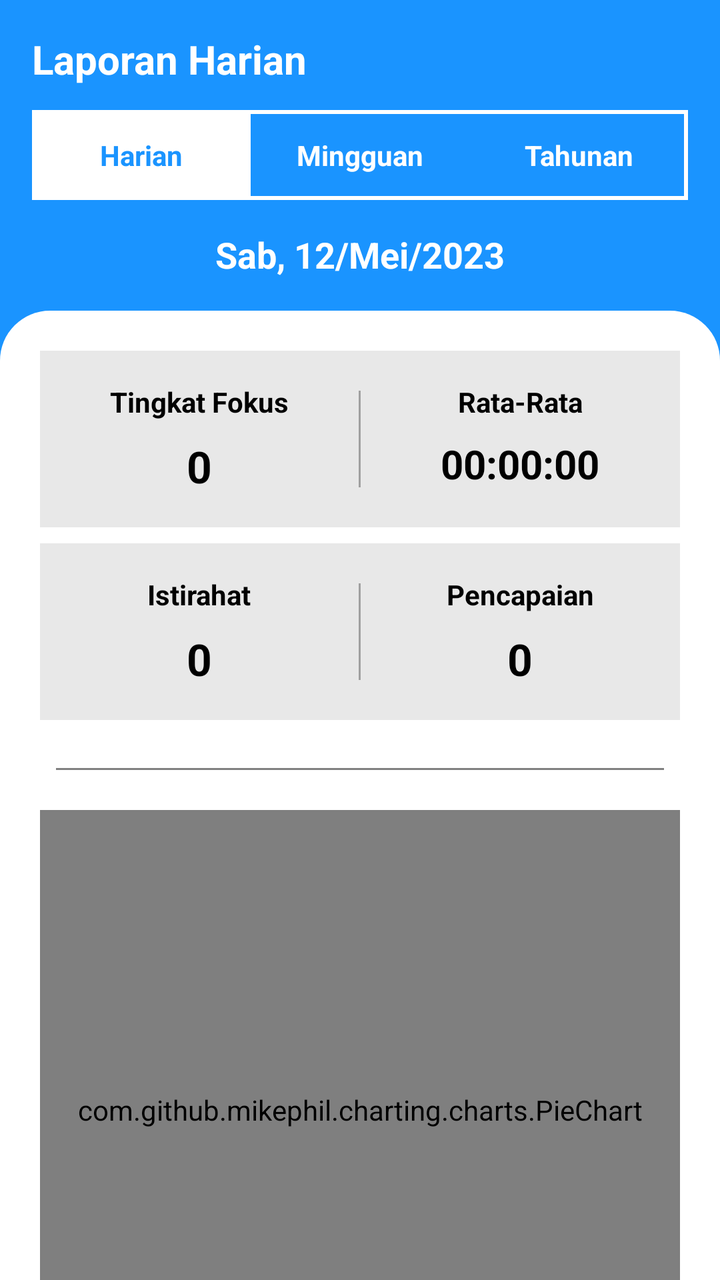
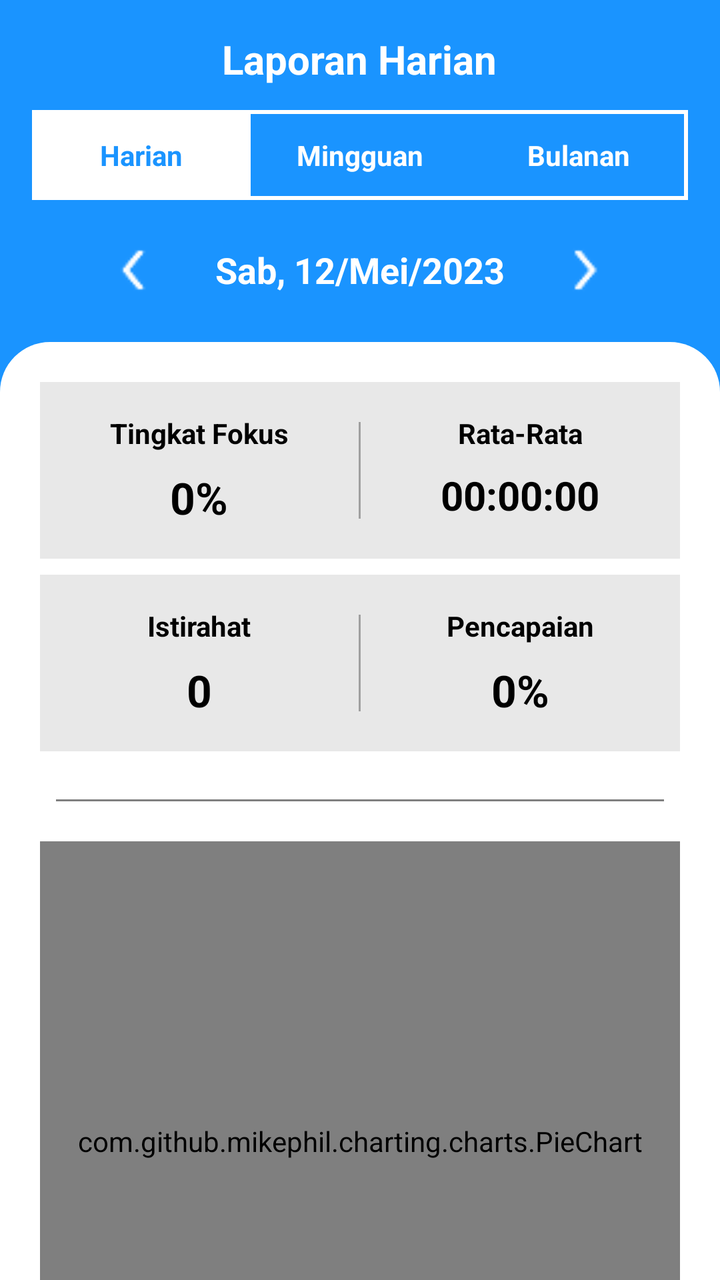

Screens rendered from an Android XML layout before and after an edit, with the pre-edit source and the edit as a unified diff.
<!-- AndroidManifest.xml: application theme Theme.Timo -->
<!-- res/layout/fragment_laporan.xml -->
<androidx.core.widget.NestedScrollView xmlns:android="http://schemas.android.com/apk/res/android"
    xmlns:tools="http://schemas.android.com/tools"
    android:layout_width="match_parent"
    android:layout_height="match_parent"
    android:fillViewport="true"
    tools:context=".laporan.LaporanFragment">

    <LinearLayout
        android:layout_width="match_parent"
        android:layout_height="match_parent"
        android:orientation="vertical"
        android:background="#1A94FF">

        <LinearLayout
            android:layout_width="match_parent"
            android:layout_height="wrap_content"
            android:background="#1A94FF"
            android:orientation="vertical"
            android:padding="16dp">

            <TextView
                android:layout_width="wrap_content"
                android:layout_height="wrap_content"
                android:layout_centerInParent="true"
                android:paddingBottom="12dp"
                android:text="Laporan Harian"
                android:textColor="#FFFFFF"
                android:textSize="20sp"
                android:textStyle="bold" />


            <LinearLayout
                android:layout_width="match_parent"
                android:layout_height="45dp"
                android:orientation="horizontal"
                android:weightSum="3"
                android:background="@drawable/bg_border_button_laporan"
                >

                <TextView
                    android:id="@+id/btnHarian"
                    android:layout_width="0dp"
                    android:layout_height="match_parent"
                    android:layout_weight="1"
                    android:background="#FFFFFF"
                    android:gravity="center"
                    android:text="Harian"
                    android:textColor="#1A94FF"
                    android:textStyle="bold" />

                <TextView
                    android:id="@+id/btnMingguan"
                    android:layout_width="0dp"
                    android:layout_height="match_parent"
                    android:layout_weight="1"
                    android:background="@android:color/transparent"
                    android:gravity="center"
                    android:text="Mingguan"
                    android:textColor="#FFFFFF"
                    android:textStyle="bold" />

                <TextView
                    android:id="@+id/btnTahunan"
                    android:layout_width="0dp"
                    android:layout_height="match_parent"
                    android:layout_weight="1"
                    android:background="@android:color/transparent"
                    android:gravity="center"
                    android:text="Tahunan"
                    android:textColor="#FFFFFF"
                    android:textStyle="bold" />



            </LinearLayout>

            <TextView
                android:id="@+id/tvTanggal"
                android:layout_width="match_parent"
                android:layout_height="match_parent"
                android:text="Sab, 12/Mei/2023"
                android:layout_marginTop="15dp"
                android:gravity="center"
                android:textSize="18sp"
                android:textColor="#FFFFFF"
                android:textStyle="bold" />


        </LinearLayout>

        <LinearLayout
            android:layout_width="match_parent"
            android:layout_height="match_parent"
            android:orientation="vertical"
            android:padding="20dp"
            android:background="@drawable/border_radius_top">

                <LinearLayout
                    android:layout_width="match_parent"
                    android:layout_height="wrap_content"
                    android:orientation="horizontal"
                    android:background="#E8E8E8"
                    android:paddingVertical="16dp"
                    android:baselineAligned="false">

                    <LinearLayout
                        android:layout_width="0dp"
                        android:layout_height="wrap_content"
                        android:layout_weight="1"
                        android:gravity="center"
                        android:orientation="vertical">

                        <TextView
                            android:layout_width="wrap_content"
                            android:layout_height="wrap_content"
                            android:text="Tingkat Fokus"
                            android:textStyle="bold"
                            android:textColor="#000000"
                            android:textSize="14sp"/>

                        <TextView
                            android:id="@+id/tvTingkatFokus"
                            android:layout_width="wrap_content"
                            android:layout_height="wrap_content"
                            android:text="0"
                            android:textSize="22sp"
                            android:textStyle="bold"
                            android:textColor="#000000"
                            android:layout_marginTop="8dp"/>
                    </LinearLayout>

                    <View
                        android:layout_width="1dp"
                        android:layout_height="match_parent"
                        android:background="#A0A0A0"
                        android:layout_marginVertical="4dp"/>

                    <LinearLayout
                        android:layout_width="0dp"
                        android:layout_height="wrap_content"
                        android:layout_weight="1"
                        android:gravity="center"
                        android:orientation="vertical">

                        <TextView
                            android:layout_width="wrap_content"
                            android:layout_height="wrap_content"
                            android:text="Rata-Rata"
                            android:textStyle="bold"
                            android:textColor="#000000"
                            android:textSize="14sp"/>

                        <TextView
                            android:id="@+id/tvRataRata"
                            android:layout_width="wrap_content"
                            android:layout_height="wrap_content"
                            android:text="00:00:00"
                            android:textSize="20sp"
                            android:textStyle="bold"
                            android:textColor="#000000"
                            android:layout_marginTop="8dp"/>
                    </LinearLayout>
                </LinearLayout>

                <View
                    android:layout_width="match_parent"
                    android:layout_height="8dp"/>

                <LinearLayout
                    android:layout_width="match_parent"
                    android:layout_height="wrap_content"
                    android:orientation="horizontal"
                    android:background="#E8E8E8"
                    android:paddingVertical="16dp"
                    android:baselineAligned="false">

                    <LinearLayout
                        android:layout_width="0dp"
                        android:layout_height="wrap_content"
                        android:layout_weight="1"
                        android:gravity="center"
                        android:orientation="vertical">

                        <TextView
                            android:layout_width="wrap_content"
                            android:layout_height="wrap_content"
                            android:text="Istirahat"
                            android:textStyle="bold"
                            android:textColor="#000000"
                            android:textSize="14sp"/>

                        <TextView
                            android:id="@+id/tvIstirahat"
                            android:layout_width="wrap_content"
                            android:layout_height="wrap_content"
                            android:layout_marginTop="8dp"
                            android:text="0"
                            android:textColor="#000000"
                            android:textSize="22sp"
                            android:textStyle="bold" />
                    </LinearLayout>

                    <View
                        android:layout_width="1dp"
                        android:layout_height="match_parent"
                        android:background="#A0A0A0"
                        android:layout_marginVertical="4dp"/>

                    <LinearLayout
                        android:layout_width="0dp"
                        android:layout_height="wrap_content"
                        android:layout_weight="1"
                        android:gravity="center"
                        android:orientation="vertical">

                        <TextView
                            android:layout_width="wrap_content"
                            android:layout_height="wrap_content"
                            android:text="Pencapaian"
                            android:textStyle="bold"
                            android:textColor="#000000"
                            android:textSize="14sp"/>

                        <TextView
                            android:id="@+id/tvPencapaian"
                            android:layout_width="wrap_content"
                            android:layout_height="wrap_content"
                            android:text="0"
                            android:textSize="22sp"
                            android:textStyle="bold"
                            android:textColor="#000000"
                            android:layout_marginTop="8dp"/>
                    </LinearLayout>
                </LinearLayout>

                <View
                    android:layout_width="match_parent"
                    android:layout_height="1dp"
                    android:background="#808080"
                    android:layout_marginTop="24dp"
                    android:layout_marginHorizontal="8dp"/>

            <com.github.mikephil.charting.charts.PieChart
                android:id="@+id/pieChart"
                android:layout_width="match_parent"
                android:layout_height="300dp"
                android:layout_marginTop="20dp"/>


            <androidx.recyclerview.widget.RecyclerView
                android:layout_marginTop="20dp"
                android:id="@+id/recyclerViewLaporan"
                android:layout_width="match_parent"
                android:layout_height="match_parent" />



        </LinearLayout>
    </LinearLayout>

</androidx.core.widget.NestedScrollView>
<!-- resources referenced by this layout -->
<resources>
  <!-- drawable bg_border_button_laporan (drawable) -->
  <shape xmlns:android="http://schemas.android.com/apk/res/android"
      android:shape="rectangle">
  
      <stroke
          android:width="2dp"
          android:color="#FFFFFF" />
  
      <solid android:color="@android:color/transparent"/>
  
  </shape>
  <!-- drawable border_radius_top (drawable) -->
  <?xml version="1.0" encoding="utf-8"?>
  <shape xmlns:android="http://schemas.android.com/apk/res/android"
      android:shape="rectangle">
      <solid android:color="#ffffff" />
  
      <corners
          android:topLeftRadius="25dp"
          android:topRightRadius="25dp"
          android:bottomLeftRadius="0dp"
          android:bottomRightRadius="0dp" />
  </shape>
  <style name="Theme.Timo" parent="Base.Theme.Timo" />
  <style name="Base.Theme.Timo" parent="Theme.Material3.DayNight.NoActionBar">
          
          
      </style>
</resources>

<!-- the commit's change to res/layout/fragment_laporan.xml (unified diff, before → after) -->
@@ -1,5 +1,6 @@
 <androidx.core.widget.NestedScrollView xmlns:android="http://schemas.android.com/apk/res/android"
     xmlns:tools="http://schemas.android.com/tools"
+    xmlns:app="http://schemas.android.com/apk/res-auto"
     android:layout_width="match_parent"
     android:layout_height="match_parent"
     android:fillViewport="true"
@@ -21,21 +22,19 @@
             <TextView
                 android:layout_width="wrap_content"
                 android:layout_height="wrap_content"
-                android:layout_centerInParent="true"
+                android:layout_gravity="center"
                 android:paddingBottom="12dp"
                 android:text="Laporan Harian"
                 android:textColor="#FFFFFF"
                 android:textSize="20sp"
                 android:textStyle="bold" />
 
-
             <LinearLayout
                 android:layout_width="match_parent"
                 android:layout_height="45dp"
                 android:orientation="horizontal"
                 android:weightSum="3"
-                android:background="@drawable/bg_border_button_laporan"
-                >
+                android:background="@drawable/bg_border_button_laporan">
 
                 <TextView
                     android:id="@+id/btnHarian"
@@ -66,25 +65,52 @@
                     android:layout_weight="1"
                     android:background="@android:color/transparent"
                     android:gravity="center"
-                    android:text="Tahunan"
+                    android:text="Bulanan"
                     android:textColor="#FFFFFF"
                     android:textStyle="bold" />
 
-
-
-            </LinearLayout>
-
-            <TextView
-                android:id="@+id/tvTanggal"
-                android:layout_width="match_parent"
-                android:layout_height="match_parent"
-                android:text="Sab, 12/Mei/2023"
+            </LinearLayout>
+
+            <LinearLayout
+                android:layout_width="match_parent"
+                android:layout_height="wrap_content"
                 android:layout_marginTop="15dp"
                 android:gravity="center"
-                android:textSize="18sp"
-                android:textColor="#FFFFFF"
-                android:textStyle="bold" />
-
+                android:orientation="horizontal">
+
+                <ImageView
+                    android:id="@+id/ivArrowLeft"
+                    android:layout_width="40dp"
+                    android:layout_height="40dp"
+                    android:padding="8dp"
+                    android:src="@drawable/arrow_left"
+                    app:tint="#FFFFFF"
+                    android:background="?attr/selectableItemBackgroundBorderless"
+                    android:clickable="true"
+                    android:focusable="true"/>
+
+                <TextView
+                    android:id="@+id/tvTanggal"
+                    android:layout_width="wrap_content"
+                    android:layout_height="wrap_content"
+                    android:layout_marginHorizontal="20dp"
+                    android:text="Sab, 12/Mei/2023"
+                    android:gravity="center"
+                    android:textSize="18sp"
+                    android:textColor="#FFFFFF"
+                    android:textStyle="bold" />
+
+                <ImageView
+                    android:id="@+id/ivArrowRight"
+                    android:layout_width="40dp"
+                    android:layout_height="40dp"
+                    android:padding="8dp"
+                    android:src="@drawable/arrow_right"
+                    app:tint="#FFFFFF"
+                    android:background="?attr/selectableItemBackgroundBorderless"
+                    android:clickable="true"
+                    android:focusable="true"/>
+            </LinearLayout>
 
         </LinearLayout>
 
@@ -95,150 +121,150 @@
             android:padding="20dp"
             android:background="@drawable/border_radius_top">
 
-                <LinearLayout
-                    android:layout_width="match_parent"
-                    android:layout_height="wrap_content"
-                    android:orientation="horizontal"
-                    android:background="#E8E8E8"
-                    android:paddingVertical="16dp"
-                    android:baselineAligned="false">
-
-                    <LinearLayout
-                        android:layout_width="0dp"
-                        android:layout_height="wrap_content"
-                        android:layout_weight="1"
-                        android:gravity="center"
-                        android:orientation="vertical">
-
-                        <TextView
-                            android:layout_width="wrap_content"
-                            android:layout_height="wrap_content"
-                            android:text="Tingkat Fokus"
-                            android:textStyle="bold"
-                            android:textColor="#000000"
-                            android:textSize="14sp"/>
-
-                        <TextView
-                            android:id="@+id/tvTingkatFokus"
-                            android:layout_width="wrap_content"
-                            android:layout_height="wrap_content"
-                            android:text="0"
-                            android:textSize="22sp"
-                            android:textStyle="bold"
-                            android:textColor="#000000"
-                            android:layout_marginTop="8dp"/>
-                    </LinearLayout>
-
-                    <View
-                        android:layout_width="1dp"
-                        android:layout_height="match_parent"
-                        android:background="#A0A0A0"
-                        android:layout_marginVertical="4dp"/>
-
-                    <LinearLayout
-                        android:layout_width="0dp"
-                        android:layout_height="wrap_content"
-                        android:layout_weight="1"
-                        android:gravity="center"
-                        android:orientation="vertical">
-
-                        <TextView
-                            android:layout_width="wrap_content"
-                            android:layout_height="wrap_content"
-                            android:text="Rata-Rata"
-                            android:textStyle="bold"
-                            android:textColor="#000000"
-                            android:textSize="14sp"/>
-
-                        <TextView
-                            android:id="@+id/tvRataRata"
-                            android:layout_width="wrap_content"
-                            android:layout_height="wrap_content"
-                            android:text="00:00:00"
-                            android:textSize="20sp"
-                            android:textStyle="bold"
-                            android:textColor="#000000"
-                            android:layout_marginTop="8dp"/>
-                    </LinearLayout>
+            <LinearLayout
+                android:layout_width="match_parent"
+                android:layout_height="wrap_content"
+                android:orientation="horizontal"
+                android:background="#E8E8E8"
+                android:paddingVertical="16dp"
+                android:baselineAligned="false">
+
+                <LinearLayout
+                    android:layout_width="0dp"
+                    android:layout_height="wrap_content"
+                    android:layout_weight="1"
+                    android:gravity="center"
+                    android:orientation="vertical">
+
+                    <TextView
+                        android:layout_width="wrap_content"
+                        android:layout_height="wrap_content"
+                        android:text="Tingkat Fokus"
+                        android:textStyle="bold"
+                        android:textColor="#000000"
+                        android:textSize="14sp"/>
+
+                    <TextView
+                        android:id="@+id/tvTingkatFokus"
+                        android:layout_width="wrap_content"
+                        android:layout_height="wrap_content"
+                        android:text="0%"
+                        android:textSize="22sp"
+                        android:textStyle="bold"
+                        android:textColor="#000000"
+                        android:layout_marginTop="8dp"/>
                 </LinearLayout>
 
                 <View
-                    android:layout_width="match_parent"
-                    android:layout_height="8dp"/>
-
-                <LinearLayout
-                    android:layout_width="match_parent"
-                    android:layout_height="wrap_content"
-                    android:orientation="horizontal"
-                    android:background="#E8E8E8"
-                    android:paddingVertical="16dp"
-                    android:baselineAligned="false">
-
-                    <LinearLayout
-                        android:layout_width="0dp"
-                        android:layout_height="wrap_content"
-                        android:layout_weight="1"
-                        android:gravity="center"
-                        android:orientation="vertical">
-
-                        <TextView
-                            android:layout_width="wrap_content"
-                            android:layout_height="wrap_content"
-                            android:text="Istirahat"
-                            android:textStyle="bold"
-                            android:textColor="#000000"
-                            android:textSize="14sp"/>
-
-                        <TextView
-                            android:id="@+id/tvIstirahat"
-                            android:layout_width="wrap_content"
-                            android:layout_height="wrap_content"
-                            android:layout_marginTop="8dp"
-                            android:text="0"
-                            android:textColor="#000000"
-                            android:textSize="22sp"
-                            android:textStyle="bold" />
-                    </LinearLayout>
-
-                    <View
-                        android:layout_width="1dp"
-                        android:layout_height="match_parent"
-                        android:background="#A0A0A0"
-                        android:layout_marginVertical="4dp"/>
-
-                    <LinearLayout
-                        android:layout_width="0dp"
-                        android:layout_height="wrap_content"
-                        android:layout_weight="1"
-                        android:gravity="center"
-                        android:orientation="vertical">
-
-                        <TextView
-                            android:layout_width="wrap_content"
-                            android:layout_height="wrap_content"
-                            android:text="Pencapaian"
-                            android:textStyle="bold"
-                            android:textColor="#000000"
-                            android:textSize="14sp"/>
-
-                        <TextView
-                            android:id="@+id/tvPencapaian"
-                            android:layout_width="wrap_content"
-                            android:layout_height="wrap_content"
-                            android:text="0"
-                            android:textSize="22sp"
-                            android:textStyle="bold"
-                            android:textColor="#000000"
-                            android:layout_marginTop="8dp"/>
-                    </LinearLayout>
+                    android:layout_width="1dp"
+                    android:layout_height="match_parent"
+                    android:background="#A0A0A0"
+                    android:layout_marginVertical="4dp"/>
+
+                <LinearLayout
+                    android:layout_width="0dp"
+                    android:layout_height="wrap_content"
+                    android:layout_weight="1"
+                    android:gravity="center"
+                    android:orientation="vertical">
+
+                    <TextView
+                        android:layout_width="wrap_content"
+                        android:layout_height="wrap_content"
+                        android:text="Rata-Rata"
+                        android:textStyle="bold"
+                        android:textColor="#000000"
+                        android:textSize="14sp"/>
+
+                    <TextView
+                        android:id="@+id/tvRataRata"
+                        android:layout_width="wrap_content"
+                        android:layout_height="wrap_content"
+                        android:text="00:00:00"
+                        android:textSize="20sp"
+                        android:textStyle="bold"
+                        android:textColor="#000000"
+                        android:layout_marginTop="8dp"/>
+                </LinearLayout>
+            </LinearLayout>
+
+            <View
+                android:layout_width="match_parent"
+                android:layout_height="8dp"/>
+
+            <LinearLayout
+                android:layout_width="match_parent"
+                android:layout_height="wrap_content"
+                android:orientation="horizontal"
+                android:background="#E8E8E8"
+                android:paddingVertical="16dp"
+                android:baselineAligned="false">
+
+                <LinearLayout
+                    android:layout_width="0dp"
+                    android:layout_height="wrap_content"
+                    android:layout_weight="1"
+                    android:gravity="center"
+                    android:orientation="vertical">
+
+                    <TextView
+                        android:layout_width="wrap_content"
+                        android:layout_height="wrap_content"
+                        android:text="Istirahat"
+                        android:textStyle="bold"
+                        android:textColor="#000000"
+                        android:textSize="14sp"/>
+
+                    <TextView
+                        android:id="@+id/tvIstirahat"
+                        android:layout_width="wrap_content"
+                        android:layout_height="wrap_content"
+                        android:layout_marginTop="8dp"
+                        android:text="0"
+                        android:textColor="#000000"
+                        android:textSize="22sp"
+                        android:textStyle="bold" />
                 </LinearLayout>
 
                 <View
-                    android:layout_width="match_parent"
-                    android:layout_height="1dp"
-                    android:background="#808080"
-                    android:layout_marginTop="24dp"
-                    android:layout_marginHorizontal="8dp"/>
+                    android:layout_width="1dp"
+                    android:layout_height="match_parent"
+                    android:background="#A0A0A0"
+                    android:layout_marginVertical="4dp"/>
+
+                <LinearLayout
+                    android:layout_width="0dp"
+                    android:layout_height="wrap_content"
+                    android:layout_weight="1"
+                    android:gravity="center"
+                    android:orientation="vertical">
+
+                    <TextView
+                        android:layout_width="wrap_content"
+                        android:layout_height="wrap_content"
+                        android:text="Pencapaian"
+                        android:textStyle="bold"
+                        android:textColor="#000000"
+                        android:textSize="14sp"/>
+
+                    <TextView
+                        android:id="@+id/tvPencapaian"
+                        android:layout_width="wrap_content"
+                        android:layout_height="wrap_content"
+                        android:text="0%"
+                        android:textSize="22sp"
+                        android:textStyle="bold"
+                        android:textColor="#000000"
+                        android:layout_marginTop="8dp"/>
+                </LinearLayout>
+            </LinearLayout>
+
+            <View
+                android:layout_width="match_parent"
+                android:layout_height="1dp"
+                android:background="#808080"
+                android:layout_marginTop="24dp"
+                android:layout_marginHorizontal="8dp"/>
 
             <com.github.mikephil.charting.charts.PieChart
                 android:id="@+id/pieChart"
@@ -253,8 +279,6 @@
                 android:layout_width="match_parent"
                 android:layout_height="match_parent" />
 
-
-
         </LinearLayout>
     </LinearLayout>
 
<!-- resource entries referenced after the edit -->
@@ -1,5 +1,7 @@
 <!-- resources referenced by this layout -->
 <resources>
+  <!-- drawable arrow_left: png bitmap (drawable, 320 bytes) -->
+  <!-- drawable arrow_right: png bitmap (drawable, 341 bytes) -->
   <!-- drawable bg_border_button_laporan (drawable) -->
   <shape xmlns:android="http://schemas.android.com/apk/res/android"
       android:shape="rectangle">
